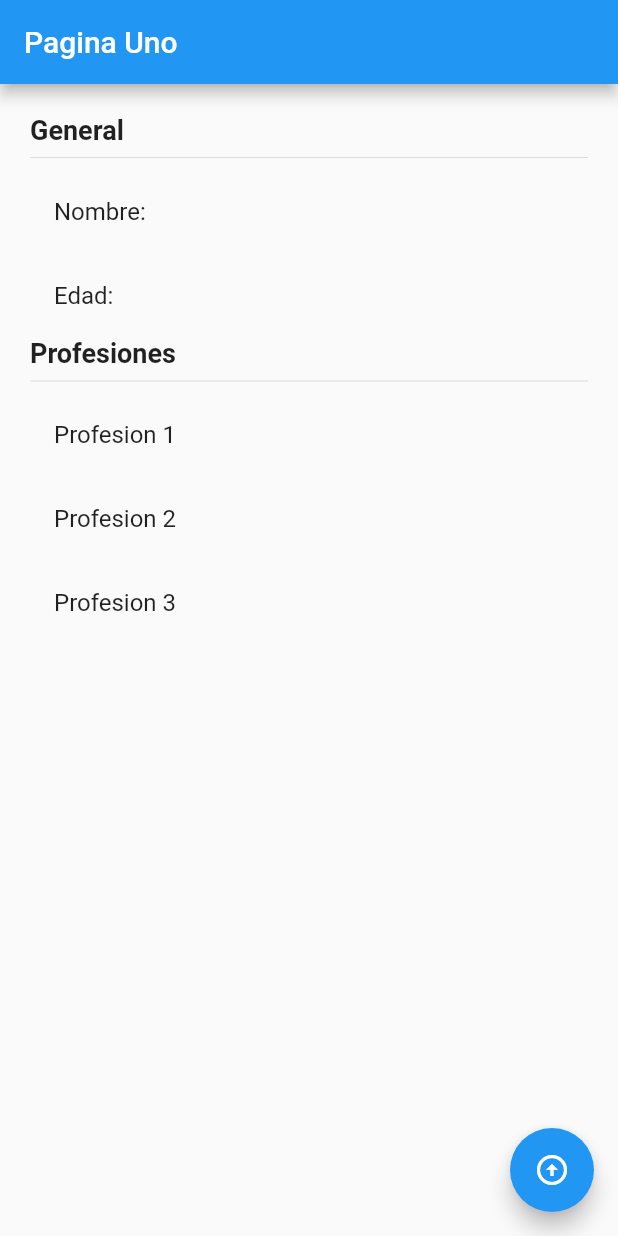
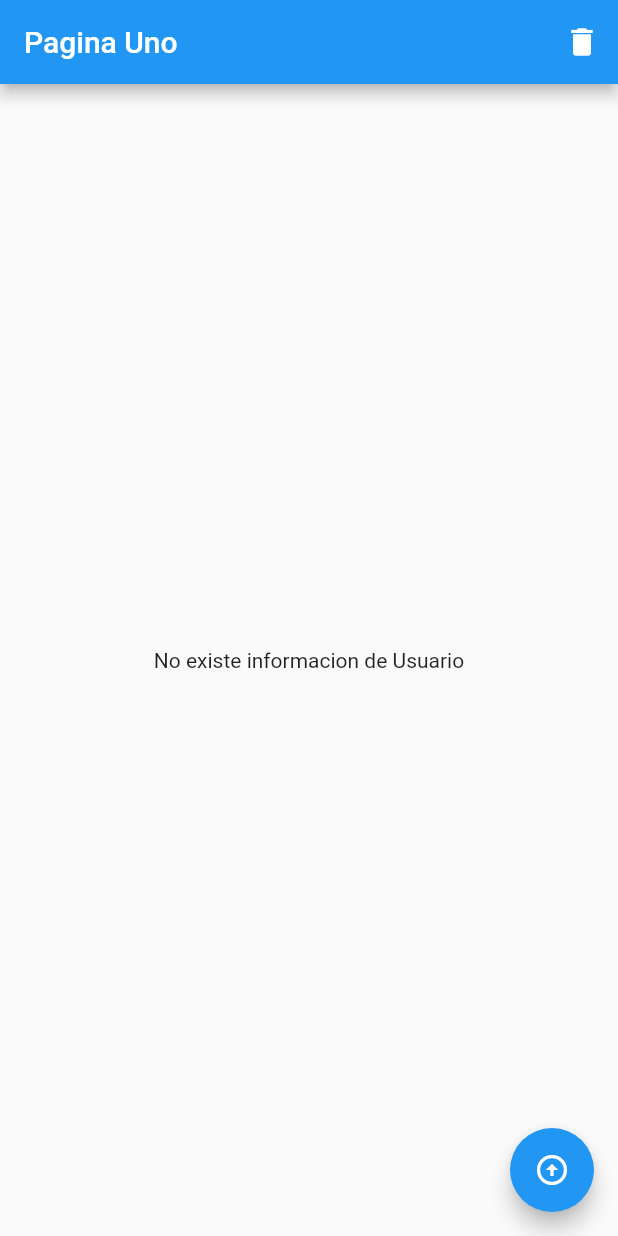
Before and after one commit to BrandonJhonn/app-udemyflutteradvanced-management-state, a Flutter app: the screen it shows after launch, on a phone screen of 412 x 824 dp. Run offline on Flutter 3.47's test engine with Material 2 defaults, Android fonts, the light colour scheme and no system bars; our stand-ins replace flutter_bloc.

Commit message:
Cubit Terminado

```diff
--- /dev/null
+++ b/lib/bloc/usuario/usuario_cubit.dart
@@ -0,0 +1,36 @@
+import 'package:flutter_bloc/flutter_bloc.dart';
+import 'package:meta/meta.dart';
+
+import '../../models/usuario_model.dart';
+
+part 'usuario_state.dart';
+
+class UsuarioCubit extends Cubit<UsuarioState> {
+
+  UsuarioCubit() : super(UsuarioInitial());
+
+  void getUsuarioActivo(UsuarioModel us) {
+    emit(UsuarioActivo(us));
+  }
+  void updateEdad(int edad) {
+    final currentState = state;
+    if (currentState is UsuarioActivo) {
+      final newUser = currentState.usuario.copyWith(edad: edad);
+      emit(UsuarioActivo(newUser));
+    }
+  }
+
+  void addProfesion() {
+    final currentState = state;
+    if (currentState is UsuarioActivo) {
+      List<String> lst = currentState.usuario.profesiones;
+      lst.add('Profesion ${lst.length + 1}');
+      final newUser = currentState.usuario.copyWith(profesiones: lst);
+      emit(UsuarioActivo(newUser));
+    }
+  }
+
+  void deleteUsuario() {
+    emit(UsuarioInitial());
+  }
+}
--- /dev/null
+++ b/lib/bloc/usuario/usuario_state.dart
@@ -0,0 +1,16 @@
+part of 'usuario_cubit.dart';
+
+
+@immutable
+abstract class UsuarioState {}
+
+class UsuarioInitial extends UsuarioState {
+  final existeUsuario = false;
+}
+
+class UsuarioActivo extends UsuarioState {
+  final existeUsuario = true;
+  final UsuarioModel usuario;
+
+  UsuarioActivo(this.usuario);
+}
--- a/lib/main.dart
+++ b/lib/main.dart
@@ -1,6 +1,8 @@
+import 'package:app_workspace_singleton/bloc/usuario/usuario_cubit.dart';
 import 'package:app_workspace_singleton/views/page_one_view.dart';
 import 'package:app_workspace_singleton/views/page_two_view.dart';
 import 'package:flutter/material.dart';
+import 'package:flutter_bloc/flutter_bloc.dart';
 
 void main() { runApp(const MyApp()); }
 
@@ -9,7 +11,11 @@ class MyApp extends StatelessWidget {
 
   @override
   Widget build(BuildContext context) {
-    return MaterialApp(
+    return MultiBlocProvider(
+      providers: [
+        BlocProvider(create: (_) => UsuarioCubit(),)
+      ],
+      child: MaterialApp(
         debugShowCheckedModeBanner: false,
         title: 'Flutter App',
         initialRoute: 'page-one',
@@ -17,6 +23,7 @@ class MyApp extends StatelessWidget {
           'page-one': (_) => const PageOneView(),
           'page-two': (_) => const PageTwoView(),
         },
+      ),
     );
   }
 }
--- a/lib/models/usuario_model.dart
+++ b/lib/models/usuario_model.dart
@@ -1,12 +1,19 @@
 
 class UsuarioModel {
-  String nombre;
-  int edad;
-  List<String> profesiones;
+  final String nombre;
+  final int edad;
+  final List<String> profesiones;
 
   UsuarioModel({
     required this.nombre,
     required this.edad,
     required this.profesiones
   });
+
+  UsuarioModel copyWith({ String? nombre, int? edad, List<String>? profesiones })
+    => UsuarioModel(
+      nombre: nombre ?? this.nombre,
+      edad: edad ?? this.edad,
+      profesiones: profesiones ?? this.profesiones
+    );
 }
--- a/lib/views/page_one_view.dart
+++ b/lib/views/page_one_view.dart
@@ -1,4 +1,8 @@
 import 'package:flutter/material.dart';
+import 'package:flutter_bloc/flutter_bloc.dart';
+
+import '../bloc/usuario/usuario_cubit.dart';
+import '../models/usuario_model.dart';
 
 
 class PageOneView extends StatelessWidget {
@@ -9,8 +13,14 @@ class PageOneView extends StatelessWidget {
     return Scaffold(
       appBar: AppBar(
         title: const Text('Pagina Uno'),
+        actions: [
+          IconButton(
+            onPressed: () => context.read<UsuarioCubit>().deleteUsuario(),
+            icon: const Icon(Icons.delete)
+          )
+        ],
       ),
-      body: const InformacionUsuario(),
+      body: const BodyScaffold(),
       floatingActionButton: FloatingActionButton(
         child: const Icon(Icons.arrow_circle_up),
         onPressed: () => Navigator.pushNamed(context, 'page-two'),
@@ -19,9 +29,42 @@ class PageOneView extends StatelessWidget {
   }
 }
 
+class BodyScaffold extends StatelessWidget {
+  const BodyScaffold({
+    Key? key,
+  }) : super(key: key);
+
+  @override
+  Widget build(BuildContext context) {
+    return BlocBuilder<UsuarioCubit, UsuarioState>(
+      builder: (_, state) {
+
+        switch(state.runtimeType) {
+          case UsuarioInitial:
+            return const Center(child: Text('No existe informacion de Usuario'));
+          case UsuarioActivo:
+            return InformacionUsuario(usuario: (state as UsuarioActivo).usuario);
+          default:
+            return Center(child: Container(),);
+        }
+
+        // if (state is UsuarioInitial) {
+        //   return const Center(child: Text('No existe informacion de usuario'),);
+        // } else if (state is UsuarioActivo) {
+        //   return InformacionUsuario(usuario: state.usuario,);
+        // } else {
+        //   return Container();
+        // }
+      },);
+  }
+}
+
 class InformacionUsuario extends StatelessWidget {
+  final UsuarioModel usuario;
+
   const InformacionUsuario({
     Key? key,
+    required this.usuario
   }) : super(key: key);
 
   @override
@@ -32,19 +75,19 @@ class InformacionUsuario extends StatelessWidget {
       padding: const EdgeInsets.all(20.0),
       child: Column(
         crossAxisAlignment: CrossAxisAlignment.start,
-        children: const [
-          Text('General', style: TextStyle(fontSize: 18, fontWeight: FontWeight.bold)),
-          Divider(),
+        children: [
+          const Text('General', style: TextStyle(fontSize: 18, fontWeight: FontWeight.bold)),
+          const Divider(),
 
-          ListTile(title: Text('Nombre: '),),
-          ListTile(title: Text('Edad: '),),
+          ListTile(title: Text('Nombre: ${usuario.nombre}'),),
+          ListTile(title: Text('Edad: ${usuario.edad}'),),
 
-          Text('Profesiones', style: TextStyle(fontSize: 18, fontWeight: FontWeight.bold)),
-          Divider(),
+          const Text('Profesiones', style: TextStyle(fontSize: 18, fontWeight: FontWeight.bold)),
+          const Divider(),
 
-          ListTile(title: Text('Profesion 1'),),
-          ListTile(title: Text('Profesion 2'),),
-          ListTile(title: Text('Profesion 3'),),
+          ...usuario.profesiones.map((e) => ListTile(
+            title: Text(e),
+          )).toList()
         ],
       ),
     );
--- a/pubspec.yaml
+++ b/pubspec.yaml
@@ -34,6 +34,7 @@ dependencies:
   # The following adds the Cupertino Icons font to your application.
   # Use with the CupertinoIcons class for iOS style icons.
   cupertino_icons: ^1.0.2
+  flutter_bloc: ^8.0.1
 
 dev_dependencies:
   flutter_test:
```
Also changed, not shown: lib/views/page_two_view.dart (+22 -3 lines), pubspec.lock, 1 other file. Lines whose indentation alone changed are shown as unchanged.
